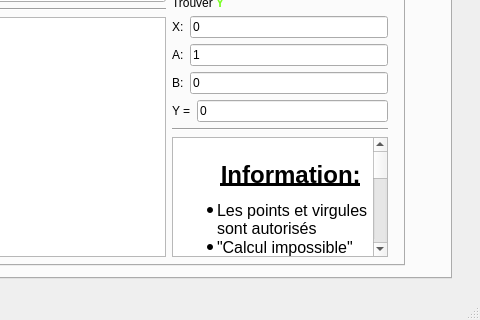
Above: Src/mainwindow.ui from cppJoker/EndofYearPPO before the change; both pictures show x 118 to 598 and y 381 to 701 of the 598 by 701 pixel window. Below: the same form after it.
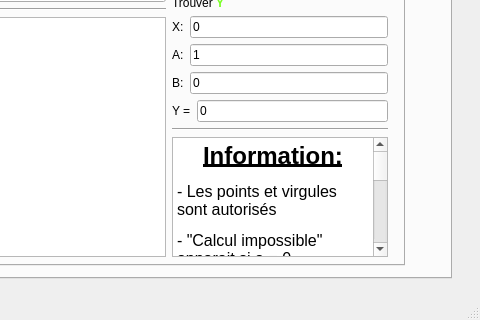
That is the form after the change.

Diff of the .ui file:
```diff
--- a/Src/mainwindow.ui
+++ b/Src/mainwindow.ui
@@ -979,13 +979,12 @@
 &lt;html&gt;&lt;head&gt;&lt;meta name=&quot;qrichtext&quot; content=&quot;1&quot; /&gt;&lt;style type=&quot;text/css&quot;&gt;
 p, li { white-space: pre-wrap; }
 &lt;/style&gt;&lt;/head&gt;&lt;body style=&quot; font-family:'.SF NS Text'; font-size:12pt; font-weight:400; font-style:normal;&quot;&gt;
-&lt;p style=&quot; margin-top:0px; margin-bottom:0px; margin-left:0px; margin-right:0px; -qt-block-indent:0; text-indent:0px;&quot;&gt;    &lt;/p&gt;
-&lt;p align=&quot;center&quot; style=&quot; margin-top:0px; margin-bottom:0px; margin-left:0px; margin-right:0px; -qt-block-indent:0; text-indent:0px;&quot;&gt;        &lt;span style=&quot; font-size:18pt; font-weight:600; text-decoration: underline;&quot;&gt;Information:&lt;/span&gt;    &lt;/p&gt;
-&lt;ul style=&quot;margin-top: 0px; margin-bottom: 0px; margin-left: 0px; margin-right: 0px; -qt-list-indent: 1;&quot;&gt;&lt;li style=&quot; margin-top:12px; margin-bottom:0px; margin-left:0px; margin-right:0px; -qt-block-indent:0; text-indent:0px;&quot;&gt;Les points et virgules sont autorisés&lt;/li&gt;
-&lt;li style=&quot; margin-top:0px; margin-bottom:0px; margin-left:0px; margin-right:0px; -qt-block-indent:0; text-indent:0px;&quot;&gt;&amp;quot;Calcul impossible&amp;quot; apparait si a = 0.&lt;/li&gt;
-&lt;li style=&quot; margin-top:0px; margin-bottom:12px; margin-left:0px; margin-right:0px; -qt-block-indent:0; text-indent:0px;&quot;&gt;&amp;quot;Calcul impossible&amp;quot; apprait si une lettre est rentré.&lt;/li&gt;
-&lt;li style=&quot; margin-top:0px; margin-bottom:12px; margin-left:0px; margin-right:0px; -qt-block-indent:0; text-indent:0px;&quot;&gt;Si la précision X ou Y dépasse 1000, le programme peut devenir instable.&lt;/li&gt;
-&lt;li style=&quot; margin-top:0px; margin-bottom:12px; margin-left:0px; margin-right:0px; -qt-block-indent:0; text-indent:0px;&quot;&gt;Tout les formats doivent être décimaux, aucune fraction ou expréssion est accepté.&lt;/li&gt;&lt;/ul&gt;&lt;/body&gt;&lt;/html&gt;</string>
+&lt;p align=&quot;center&quot; style=&quot; margin-top:12px; margin-bottom:12px; margin-left:0px; margin-right:0px; -qt-block-indent:0; text-indent:0px;&quot;&gt;&lt;span style=&quot; font-size:18pt; font-weight:600; text-decoration: underline;&quot;&gt;Information:&lt;/span&gt;&lt;/p&gt;
+&lt;p style=&quot; margin-top:12px; margin-bottom:12px; margin-left:0px; margin-right:0px; -qt-block-indent:0; text-indent:0px;&quot;&gt;- Les points et virgules sont autorisés&lt;/p&gt;
+&lt;p style=&quot; margin-top:12px; margin-bottom:12px; margin-left:0px; margin-right:0px; -qt-block-indent:0; text-indent:0px;&quot;&gt;- &amp;quot;Calcul impossible&amp;quot; apparait si a = 0.&lt;/p&gt;
+&lt;p style=&quot; margin-top:12px; margin-bottom:12px; margin-left:0px; margin-right:0px; -qt-block-indent:0; text-indent:0px;&quot;&gt;- &amp;quot;Calcul impossible&amp;quot; apprait si une lettre est rentré.&lt;/p&gt;
+&lt;p style=&quot; margin-top:12px; margin-bottom:12px; margin-left:0px; margin-right:0px; -qt-block-indent:0; text-indent:0px;&quot;&gt;- Si la précision X ou Y dépasse 10 000, le programme peut devenir instable.&lt;/p&gt;
+&lt;p style=&quot; margin-top:12px; margin-bottom:12px; margin-left:0px; margin-right:0px; -qt-block-indent:0; text-indent:0px;&quot;&gt;- Tout les formats doivent être décimaux, aucune fraction ou expréssion est accepté.&lt;/p&gt;&lt;/body&gt;&lt;/html&gt;</string>
                        </property>
                       </widget>
                      </item>
```
Left out of the diff: 2 changed lines with no effect on the pictures.
